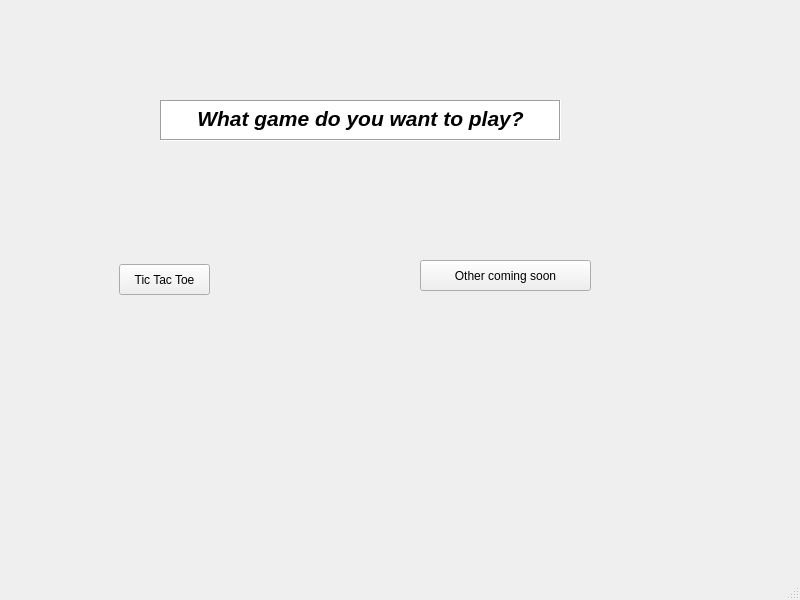
Old version of the form mainwindow.ui in the repository mataruzz/ArcadePlayground.
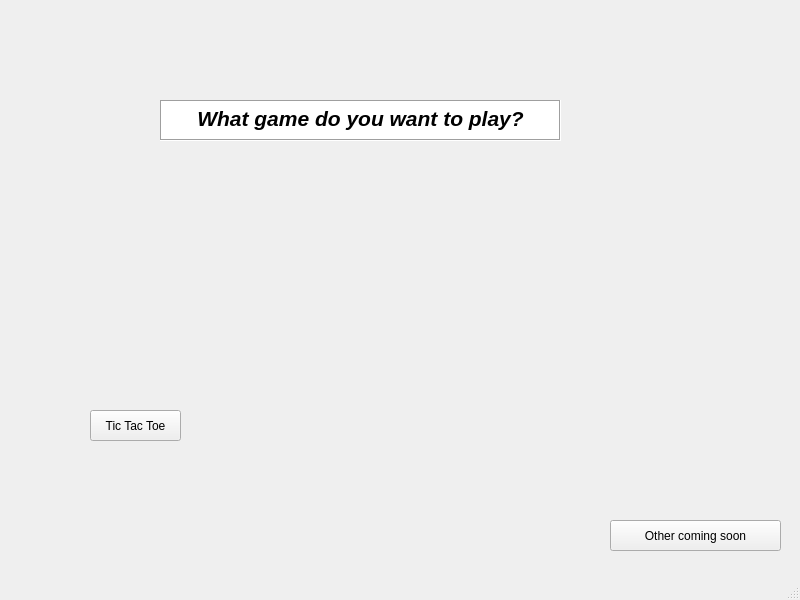
New version of the form.

```diff
--- a/mainwindow.ui
+++ b/mainwindow.ui
@@ -17,8 +17,8 @@
    <widget class="QPushButton" name="pushButton">
     <property name="geometry">
      <rect>
-      <x>119</x>
-      <y>264</y>
+      <x>90</x>
+      <y>410</y>
       <width>91</width>
       <height>31</height>
      </rect>
@@ -30,8 +30,8 @@
    <widget class="QPushButton" name="pushButton_2">
     <property name="geometry">
      <rect>
-      <x>420</x>
-      <y>260</y>
+      <x>610</x>
+      <y>520</y>
       <width>171</width>
       <height>31</height>
      </rect>
```
Left out of the diff: 9 changed lines with no effect on the pictures.
